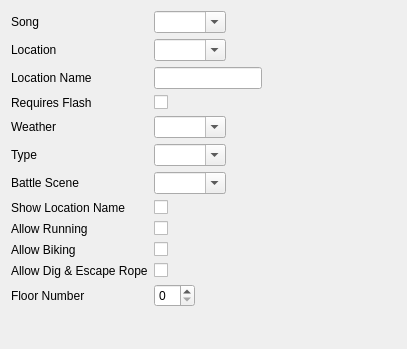
huderlem/porymap, file forms/mapheaderform.ui: the form before one commit.
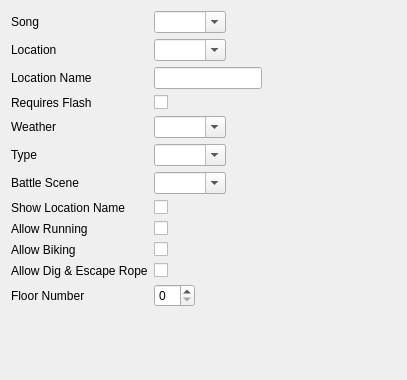
The form after the commit. Custom widgets are drawn as their Qt base class.

```diff
--- a/forms/mapheaderform.ui
+++ b/forms/mapheaderform.ui
@@ -7,7 +7,7 @@
     <x>0</x>
     <y>0</y>
     <width>407</width>
-    <height>349</height>
+    <height>380</height>
    </rect>
   </property>
   <property name="windowTitle">
```
Left out of the diff: 6 changed lines with no effect on the pictures.
